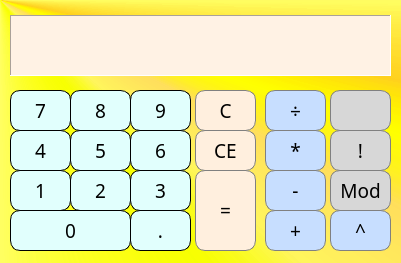
Old version of the form src/mainwindow.ui in the repository hahaSK/Calculator.
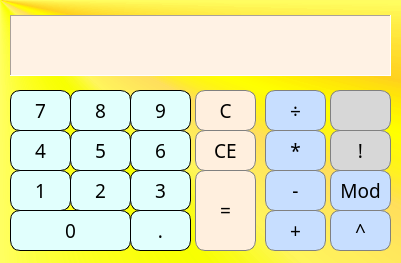
New version of the form. Icons and pictures are not drawn.

What changed in the file:
```diff
--- a/src/mainwindow.ui
+++ b/src/mainwindow.ui
@@ -790,7 +790,7 @@
     </property>
     <property name="styleSheet">
      <string notr="true">QPushButton {
-  background-color: rgb(215, 215, 215);
+  background-color: rgb(199, 222, 255);
   border: 1px solid gray;
   border-radius: 10px;
 }
@@ -876,12 +876,18 @@
    <widget class="QLabel" name="labOperator">
     <property name="geometry">
      <rect>
-      <x>320</x>
+      <x>20</x>
       <y>20</y>
-      <width>55</width>
+      <width>361</width>
       <height>16</height>
      </rect>
     </property>
+    <property name="font">
+     <font>
+      <weight>50</weight>
+      <bold>false</bold>
+     </font>
+    </property>
     <property name="styleSheet">
      <string notr="true">QLabel {
  background-color :rgb(255, 242, 228);
@@ -892,6 +898,9 @@
     <property name="text">
      <string/>
     </property>
+    <property name="alignment">
+     <set>Qt::AlignRight|Qt::AlignTrailing|Qt::AlignVCenter</set>
+    </property>
    </widget>
    <zorder>pshbtn1</zorder>
    <zorder>pshbtn2</zorder>
```
Left out of the diff: 15 changed lines with no effect on the pictures.
